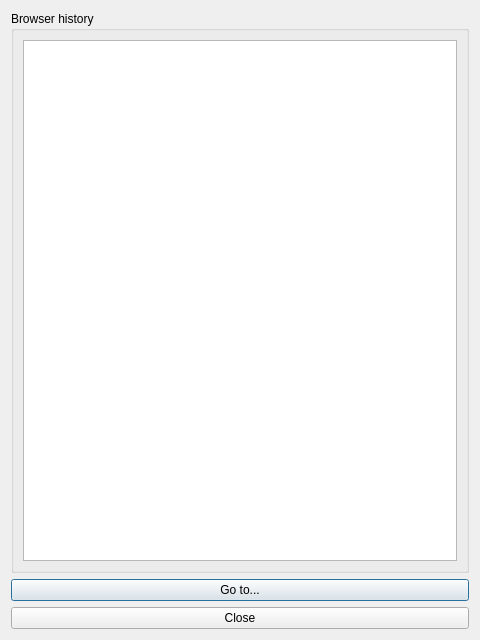
Above: Web_Browser/historybrowser.ui from plusquam/Qt_training before the change. Below: the same form after it.
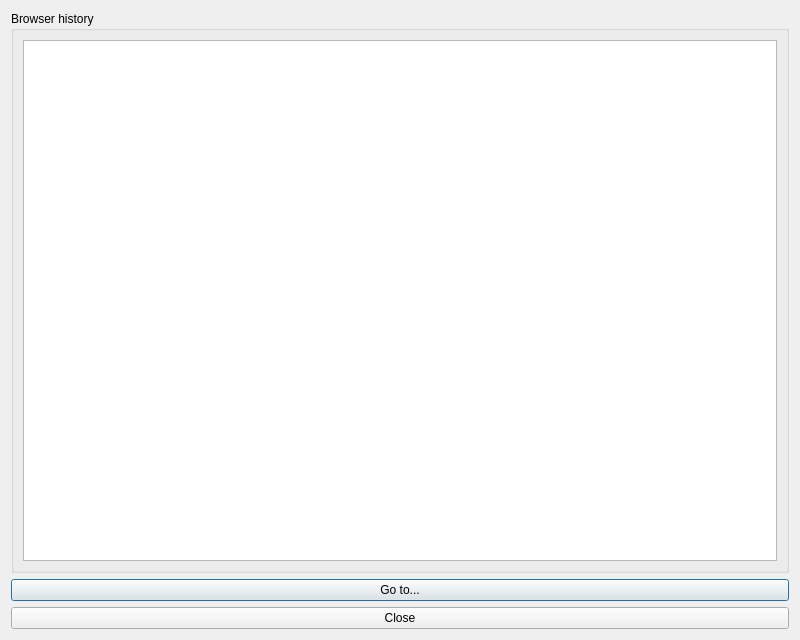
That is the form after the change.

Commit message: add WebBrowserModel class, add browser history feature

What changed in the file:
```diff
--- a/Web_Browser/historybrowser.ui
+++ b/Web_Browser/historybrowser.ui
@@ -6,10 +6,16 @@
    <rect>
     <x>0</x>
     <y>0</y>
-    <width>480</width>
+    <width>800</width>
     <height>640</height>
    </rect>
   </property>
+  <property name="minimumSize">
+   <size>
+    <width>800</width>
+    <height>0</height>
+   </size>
+  </property>
   <property name="windowTitle">
    <string>Dialog</string>
   </property>
@@ -21,7 +27,11 @@
      </property>
      <layout class="QVBoxLayout" name="verticalLayout_2">
       <item>
-       <widget class="QListView" name="historyView"/>
+       <widget class="QTableView" name="histTableView">
+        <property name="sizeAdjustPolicy">
+         <enum>QAbstractScrollArea::AdjustToContents</enum>
+        </property>
+       </widget>
       </item>
      </layout>
     </widget>
```
The commit also changes 8 other files.
